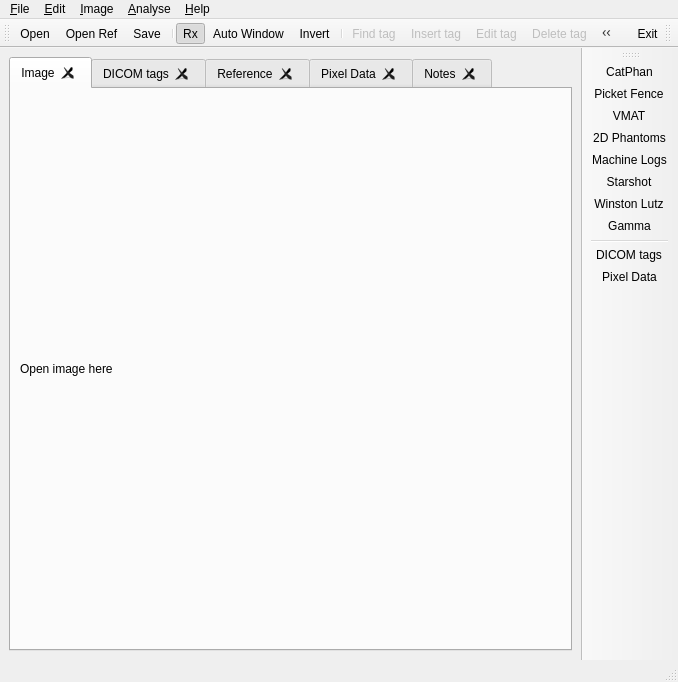
alanphys/LinaQA, file LinaQAForm.ui: the form before one commit.
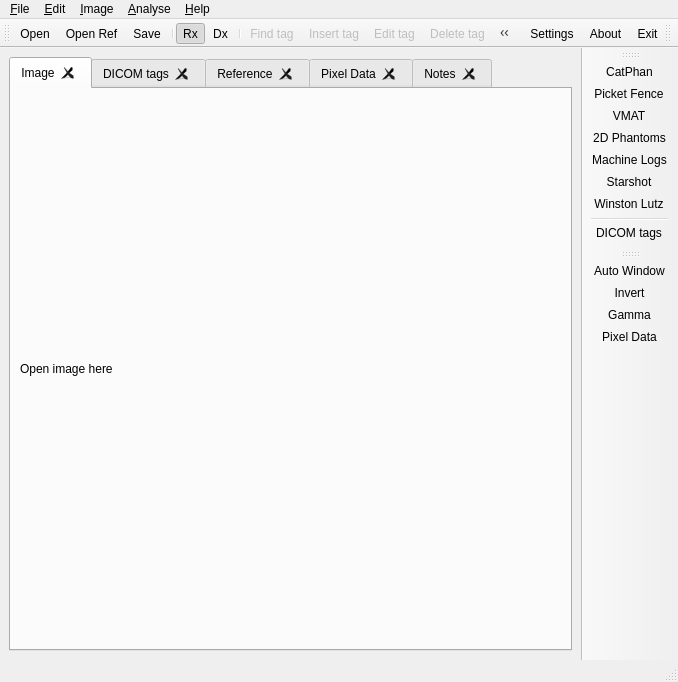
The form after the commit. The open tabs and pages were chosen to show the change. Icons and pictures are not drawn.

Commit message: Add imaging toolbar

What changed in the file:
```diff
--- a/LinaQAForm.ui
+++ b/LinaQAForm.ui
@@ -272,8 +272,7 @@
    <addaction name="action_Save"/>
    <addaction name="separator"/>
    <addaction name="action_Rx_Toolbar"/>
-   <addaction name="action_Auto_Window"/>
-   <addaction name="action_Invert"/>
+   <addaction name="action_Dx_Toolbar"/>
    <addaction name="separator"/>
    <addaction name="action_Find_tag"/>
    <addaction name="action_Insert_tag"/>
@@ -336,9 +335,22 @@
    <addaction name="action_Machine_Logs"/>
    <addaction name="action_Starshot"/>
    <addaction name="action_Winston_Lutz"/>
-   <addaction name="action_Gamma"/>
    <addaction name="separator"/>
    <addaction name="action_DICOM_tags"/>
+  </widget>
+  <widget class="QToolBar" name="toolBar_Dx">
+   <property name="windowTitle">
+    <string>toolBar</string>
+   </property>
+   <attribute name="toolBarArea">
+    <enum>RightToolBarArea</enum>
+   </attribute>
+   <attribute name="toolBarBreak">
+    <bool>false</bool>
+   </attribute>
+   <addaction name="action_Auto_Window"/>
+   <addaction name="action_Invert"/>
+   <addaction name="action_Gamma"/>
    <addaction name="action_Pixel_Data"/>
   </widget>
   <action name="action_Open">
@@ -746,7 +758,28 @@
     <string>Rx</string>
    </property>
    <property name="toolTip">
-    <string>Show radiotherapy toolbar</string>
+    <string>Show/hide radiotherapy toolbar</string>
+   </property>
+  </action>
+  <action name="action_Dx_Toolbar">
+   <property name="checkable">
+    <bool>true</bool>
+   </property>
+   <property name="checked">
+    <bool>false</bool>
+   </property>
+   <property name="icon">
+    <iconset resource="LinaQA.qrc">
+     <normaloff>:/Icons/Icons/X-rayIcon.png</normaloff>:/Icons/Icons/X-rayIcon.png</iconset>
+   </property>
+   <property name="text">
+    <string>Dx</string>
+   </property>
+   <property name="toolTip">
+    <string>Show/hide imaging toolbar</string>
+   </property>
+   <property name="visible">
+    <bool>true</bool>
    </property>
   </action>
  </widget>
```
Left out of the diff: 2 changed lines with no effect on the pictures. The commit also changes 6 other files.
